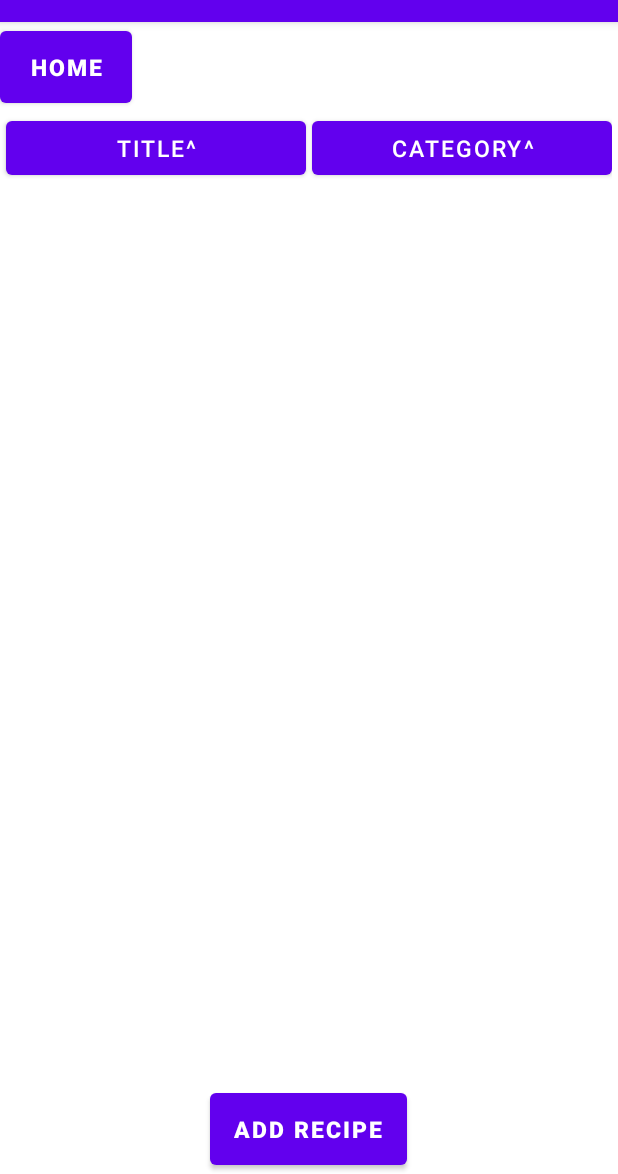
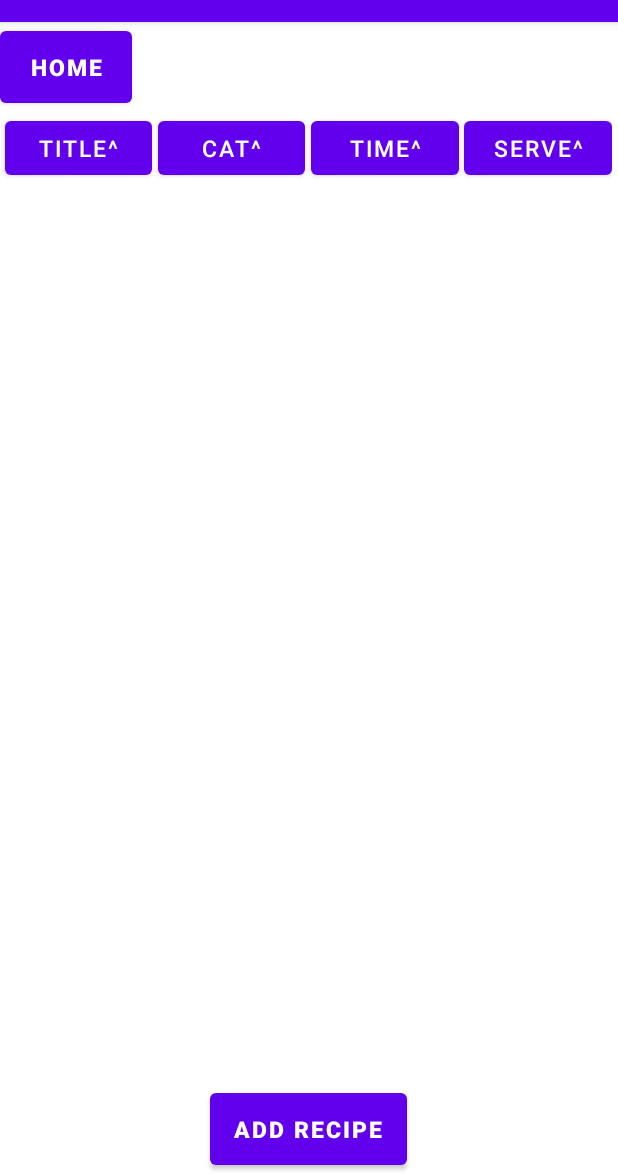
Before and after one commit to CMPUT301F22T30/FoodStory, an Android app: the RecipeFragment screen opened through its navigation route, on a phone screen of 412 x 824 dp, the part 62-1236 px from its top. Run offline under Robolectric (Android 15) with nearby library versions, the phone set to English and light mode, and no system bars; our stand-ins replace Firebase (no records; nobody signed in at launch, a user with empty details on screens opened directly), navigation-ui.

Commit message:
Implemented sorting on prep time and servings

```diff
--- a/code/app/src/main/java/com/example/foodstory/RecipeFragment.java
+++ b/code/app/src/main/java/com/example/foodstory/RecipeFragment.java
@@ -104,6 +104,34 @@ public class RecipeFragment extends Fragment {
             }
         });
 
+        Button Sort_prepTime = getView().findViewById(R.id.sort_PreptimeButton);
+        Sort_prepTime.setOnClickListener(new View.OnClickListener() {
+            @Override
+            public void onClick(View view) {
+                Collections.sort(recipe_List, new Comparator<RecipeClass>() {
+                    @Override
+                    public int compare(RecipeClass recipe, RecipeClass t1) {
+                        return recipe.getRecipePrepTime().compareTo(t1.getRecipePrepTime());
+                    }
+                });
+                recipe_Adapter.notifyDataSetChanged();
+            }
+        });
+
+        Button Sort_servings = getView().findViewById(R.id.sort_ServingsButton);
+        Sort_servings.setOnClickListener(new View.OnClickListener() {
+            @Override
+            public void onClick(View view) {
+                Collections.sort(recipe_List, new Comparator<RecipeClass>() {
+                    @Override
+                    public int compare(RecipeClass recipe, RecipeClass t1) {
+                        return String.valueOf(recipe.getRecipeServings()).compareTo(String.valueOf(t1.getRecipeServings()));
+                    }
+                });
+                recipe_Adapter.notifyDataSetChanged();
+            }
+        });
+
         binding.addRecipeButton.setOnClickListener(new View.OnClickListener() {
             @Override
             public void onClick(View view) {
--- a/code/app/src/main/res/layout/recipe_fragment.xml
+++ b/code/app/src/main/res/layout/recipe_fragment.xml
@@ -33,7 +33,7 @@
             android:layout_height="wrap_content"
             android:layout_weight="1"
             android:textSize="15sp"
-            android:layout_marginLeft="4sp"
+            android:layout_marginLeft="3sp"
             android:text="Title^" />
 
         <Button
@@ -43,7 +43,25 @@
             android:textSize="15sp"
             android:layout_weight="1"
             android:layout_marginLeft="4sp"
-            android:text="Category^" />
+            android:text="Cat^" />
+
+        <Button
+            android:id="@+id/sort_PreptimeButton"
+            android:layout_width="0dp"
+            android:layout_height="wrap_content"
+            android:textSize="15sp"
+            android:layout_weight="1"
+            android:layout_marginLeft="4sp"
+            android:text="Time^" />
+
+        <Button
+            android:id="@+id/sort_ServingsButton"
+            android:layout_width="0dp"
+            android:layout_height="wrap_content"
+            android:textSize="15sp"
+            android:layout_weight="1"
+            android:layout_marginLeft="3sp"
+            android:text="Serve^" />
     </LinearLayout>
 
     <ListView
```
Also changed, not shown: code/app/src/main/java/com/example/foodstory/RecipeClass.java (+15 -0 lines).
